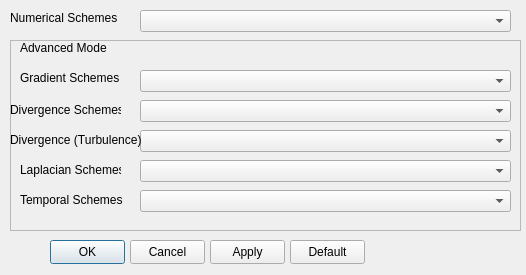
Above: Source/CaseCreator/numericDialog.ui from mohamedalysayed/SplashFOAM before the change. Below: the same form after it.
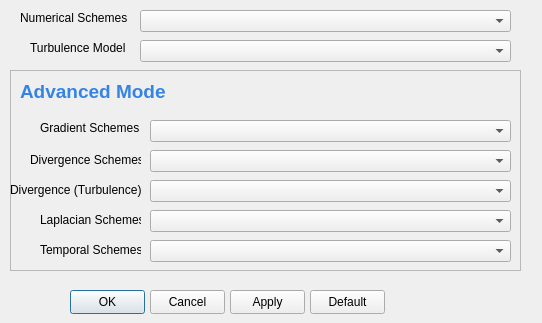
That is the form after the change.

What changed in the file:
```diff
--- a/Source/CaseCreator/numericDialog.ui
+++ b/Source/CaseCreator/numericDialog.ui
@@ -6,8 +6,8 @@
    <rect>
     <x>0</x>
     <y>0</y>
-    <width>526</width>
-    <height>275</height>
+    <width>542</width>
+    <height>323</height>
    </rect>
   </property>
   <property name="windowTitle">
@@ -16,8 +16,8 @@
   <widget class="QPushButton" name="pushButtonOK">
    <property name="geometry">
     <rect>
-     <x>50</x>
-     <y>240</y>
+     <x>70</x>
+     <y>290</y>
      <width>75</width>
      <height>24</height>
     </rect>
@@ -29,8 +29,8 @@
   <widget class="QPushButton" name="pushButtonCancel">
    <property name="geometry">
     <rect>
-     <x>130</x>
-     <y>240</y>
+     <x>150</x>
+     <y>290</y>
      <width>75</width>
      <height>24</height>
     </rect>
@@ -42,8 +42,8 @@
   <widget class="QPushButton" name="pushButtonApply">
    <property name="geometry">
     <rect>
-     <x>210</x>
-     <y>240</y>
+     <x>230</x>
+     <y>290</y>
      <width>75</width>
      <height>24</height>
     </rect>
@@ -55,8 +55,8 @@
   <widget class="QPushButton" name="pushButtonDefault">
    <property name="geometry">
     <rect>
-     <x>290</x>
-     <y>240</y>
+     <x>310</x>
+     <y>290</y>
      <width>75</width>
      <height>24</height>
     </rect>
@@ -78,9 +78,9 @@
   <widget class="QLabel" name="label_5">
    <property name="geometry">
     <rect>
-     <x>10</x>
+     <x>20</x>
      <y>10</y>
-     <width>131</width>
+     <width>111</width>
      <height>16</height>
     </rect>
    </property>
@@ -92,9 +92,9 @@
    <property name="geometry">
     <rect>
      <x>10</x>
-     <y>40</y>
+     <y>70</y>
      <width>511</width>
-     <height>191</height>
+     <height>201</height>
     </rect>
    </property>
    <property name="frameShape">
@@ -106,8 +106,8 @@
    <widget class="QLabel" name="label_2">
     <property name="geometry">
      <rect>
-      <x>0</x>
-      <y>60</y>
+      <x>20</x>
+      <y>80</y>
       <width>111</width>
       <height>20</height>
      </rect>
@@ -119,9 +119,9 @@
    <widget class="QComboBox" name="comboBoxDivScheme">
     <property name="geometry">
      <rect>
-      <x>130</x>
-      <y>60</y>
-      <width>371</width>
+      <x>140</x>
+      <y>80</y>
+      <width>361</width>
       <height>22</height>
      </rect>
     </property>
@@ -129,8 +129,8 @@
    <widget class="QLabel" name="label">
     <property name="geometry">
      <rect>
-      <x>10</x>
-      <y>30</y>
+      <x>30</x>
+      <y>50</y>
       <width>101</width>
       <height>16</height>
      </rect>
@@ -142,9 +142,9 @@
    <widget class="QComboBox" name="comboBoxLaplacian">
     <property name="geometry">
      <rect>
-      <x>130</x>
-      <y>120</y>
-      <width>371</width>
+      <x>140</x>
+      <y>140</y>
+      <width>361</width>
       <height>22</height>
      </rect>
     </property>
@@ -152,9 +152,9 @@
    <widget class="QComboBox" name="comboBoxGradScheme">
     <property name="geometry">
      <rect>
-      <x>130</x>
-      <y>30</y>
-      <width>371</width>
+      <x>140</x>
+      <y>50</y>
+      <width>361</width>
       <height>22</height>
      </rect>
     </property>
@@ -162,8 +162,8 @@
    <widget class="QLabel" name="label_3">
     <property name="geometry">
      <rect>
-      <x>10</x>
-      <y>120</y>
+      <x>30</x>
+      <y>140</y>
       <width>101</width>
       <height>20</height>
      </rect>
@@ -175,9 +175,9 @@
    <widget class="QComboBox" name="comboBoxTemporal">
     <property name="geometry">
      <rect>
-      <x>130</x>
-      <y>150</y>
-      <width>371</width>
+      <x>140</x>
+      <y>170</y>
+      <width>361</width>
       <height>22</height>
      </rect>
     </property>
@@ -185,9 +185,9 @@
    <widget class="QLabel" name="label_4">
     <property name="geometry">
      <rect>
-      <x>10</x>
-      <y>150</y>
-      <width>111</width>
+      <x>30</x>
+      <y>170</y>
+      <width>101</width>
       <height>20</height>
      </rect>
     </property>
@@ -195,25 +195,12 @@
      <string>Temporal Schemes</string>
     </property>
    </widget>
-   <widget class="QLabel" name="label_6">
-    <property name="geometry">
-     <rect>
-      <x>10</x>
-      <y>0</y>
-      <width>91</width>
-      <height>16</height>
-     </rect>
-    </property>
-    <property name="text">
-     <string>Advanced Mode</string>
-    </property>
-   </widget>
    <widget class="QComboBox" name="comboBoxDivTurb">
     <property name="geometry">
      <rect>
-      <x>130</x>
-      <y>90</y>
-      <width>371</width>
+      <x>140</x>
+      <y>110</y>
+      <width>361</width>
       <height>22</height>
      </rect>
     </property>
@@ -222,8 +209,8 @@
     <property name="geometry">
      <rect>
       <x>0</x>
-      <y>90</y>
-      <width>141</width>
+      <y>110</y>
+      <width>131</width>
       <height>20</height>
      </rect>
     </property>
@@ -231,6 +218,42 @@
      <string>Divergence (Turbulence)</string>
     </property>
    </widget>
+   <widget class="QLabel" name="label_6">
+    <property name="geometry">
+     <rect>
+      <x>10</x>
+      <y>10</y>
+      <width>171</width>
+      <height>21</height>
+     </rect>
+    </property>
+    <property name="text">
+     <string>&lt;html&gt;&lt;head/&gt;&lt;body&gt;&lt;p&gt;&lt;span style=&quot; font-size:14pt; font-weight:600; color:#3584e4;&quot;&gt;Advanced Mode&lt;/span&gt;&lt;/p&gt;&lt;/body&gt;&lt;/html&gt;</string>
+    </property>
+   </widget>
+  </widget>
+  <widget class="QComboBox" name="comboBoxTurbulenceModels">
+   <property name="geometry">
+    <rect>
+     <x>140</x>
+     <y>40</y>
+     <width>371</width>
+     <height>22</height>
+    </rect>
+   </property>
+  </widget>
+  <widget class="QLabel" name="label_7">
+   <property name="geometry">
+    <rect>
+     <x>30</x>
+     <y>40</y>
+     <width>101</width>
+     <height>16</height>
+    </rect>
+   </property>
+   <property name="text">
+    <string>Turbulence Model</string>
+   </property>
   </widget>
  </widget>
  <resources/>
```
